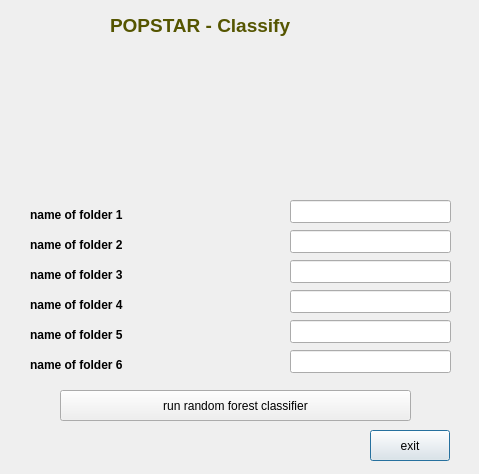
Before: the Qt Designer form classifyIt.ui in gbabbitt/POPSTAR-signaling-in-music, drawn with Qt 5.
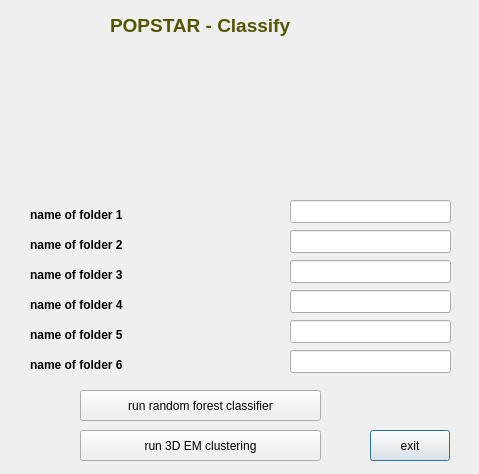
After: the same form once the commit is applied. Icons and pictures are not drawn.

What changed in the file:
```diff
--- a/classifyIt.ui
+++ b/classifyIt.ui
@@ -29,9 +29,9 @@
   <widget class="QPushButton" name="pushButton_4">
    <property name="geometry">
     <rect>
-     <x>60</x>
+     <x>80</x>
      <y>390</y>
-     <width>351</width>
+     <width>241</width>
      <height>31</height>
     </rect>
    </property>
@@ -209,6 +209,19 @@
     <string>&lt;html&gt;&lt;head/&gt;&lt;body&gt;&lt;p&gt;&lt;span style=&quot; font-weight:600;&quot;&gt;name of folder 6&lt;/span&gt;&lt;/p&gt;&lt;/body&gt;&lt;/html&gt;</string>
    </property>
   </widget>
+  <widget class="QPushButton" name="pushButton_5">
+   <property name="geometry">
+    <rect>
+     <x>80</x>
+     <y>430</y>
+     <width>241</width>
+     <height>31</height>
+    </rect>
+   </property>
+   <property name="text">
+    <string>run 3D EM clustering</string>
+   </property>
+  </widget>
  </widget>
  <resources/>
  <connections/>
```
